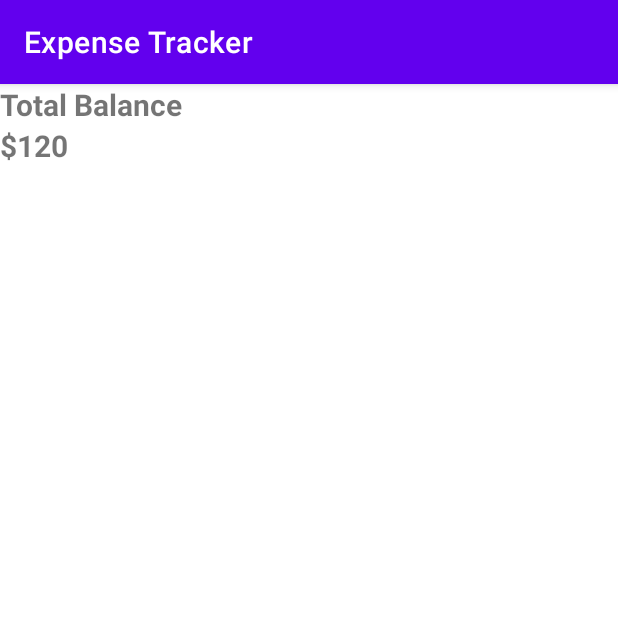
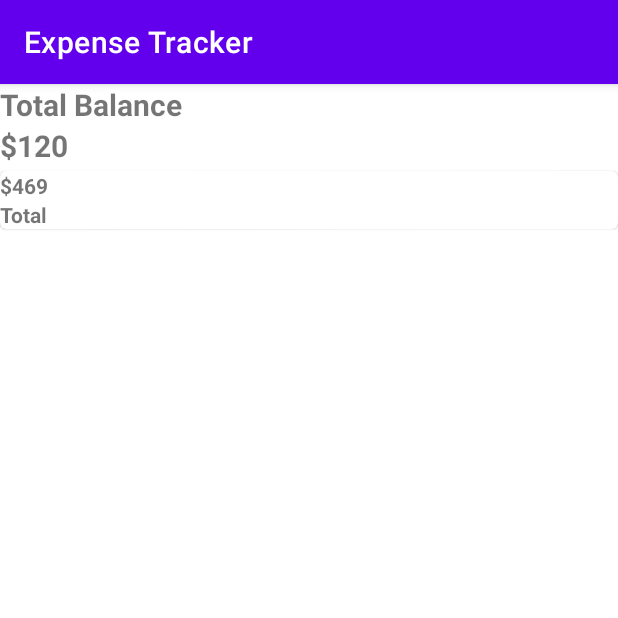
Before and after one commit to rahuldas-404/Expense-Tracker, an Android app: the screen it shows after launch (MainActivity), on a phone screen of 412 x 824 dp, the top half of it. Run offline under Robolectric (Android 15) with nearby library versions, the phone set to English and light mode, and no system bars.

Commit message:
kuch bhigit add -A

```diff
--- a/app/build.gradle
+++ b/app/build.gradle
@@ -40,4 +40,7 @@ dependencies {
     testImplementation 'junit:junit:4.13.2'
     androidTestImplementation 'androidx.test.ext:junit:1.1.3'
     androidTestImplementation 'androidx.test.espresso:espresso-core:3.4.0'
+
+    implementation 'com.google.android.material:material:<1.0.0>'
+
 }
--- a/app/src/main/res/layout/activity_main.xml
+++ b/app/src/main/res/layout/activity_main.xml
@@ -7,6 +7,7 @@
     tools:context=".MainActivity">
 
     <LinearLayout
+        android:id="@+id/balance_layout"
         android:layout_width="match_parent"
         android:layout_height="wrap_content"
         android:orientation="vertical">
@@ -29,6 +30,37 @@
             />
     </LinearLayout>
 
+    <com.google.android.material.card.MaterialCardView
+        android:layout_width="match_parent"
+        android:layout_height="wrap_content"
+        android:id="@+id/card_layout"
+        android:layout_marginTop="58dp"
+        >
+        <LinearLayout
+            android:layout_width="match_parent"
+            android:layout_height="wrap_content">
+            <LinearLayout
+                android:layout_width="wrap_content"
+                android:layout_height="wrap_content"
+                android:orientation="vertical">
+            <TextView
+                android:layout_width="wrap_content"
+                android:layout_height="wrap_content"
+                android:text="@string/_469"
+                android:textStyle="bold"
+                />
+                <TextView
+                    android:layout_width="wrap_content"
+                    android:layout_height="wrap_content"
+                    android:text="@string/total"
+                    android:textStyle="bold"
+
+                    >
+
+                </TextView>
+            </LinearLayout>
+        </LinearLayout>
+    </com.google.android.material.card.MaterialCardView>
 
 
 
--- a/app/src/main/res/values/strings.xml
+++ b/app/src/main/res/values/strings.xml
@@ -2,4 +2,6 @@
     <string name="app_name">Expense Tracker</string>
     <string name="_120">$120</string>
     <string name="total_balance">Total Balance</string>
+    <string name="_469">$469</string>
+    <string name="total">Total</string>
 </resources>
```
